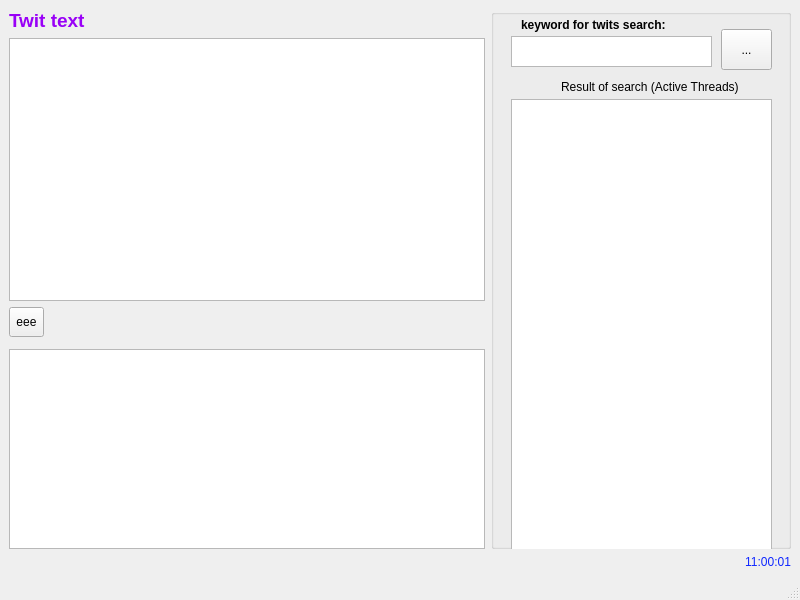
The window that UsefulClicker32/UsefulClicker32/twee_bot/tweebot.ui (Kvazikot/UsefulClicker) describes before a commit, drawn with Qt 5.
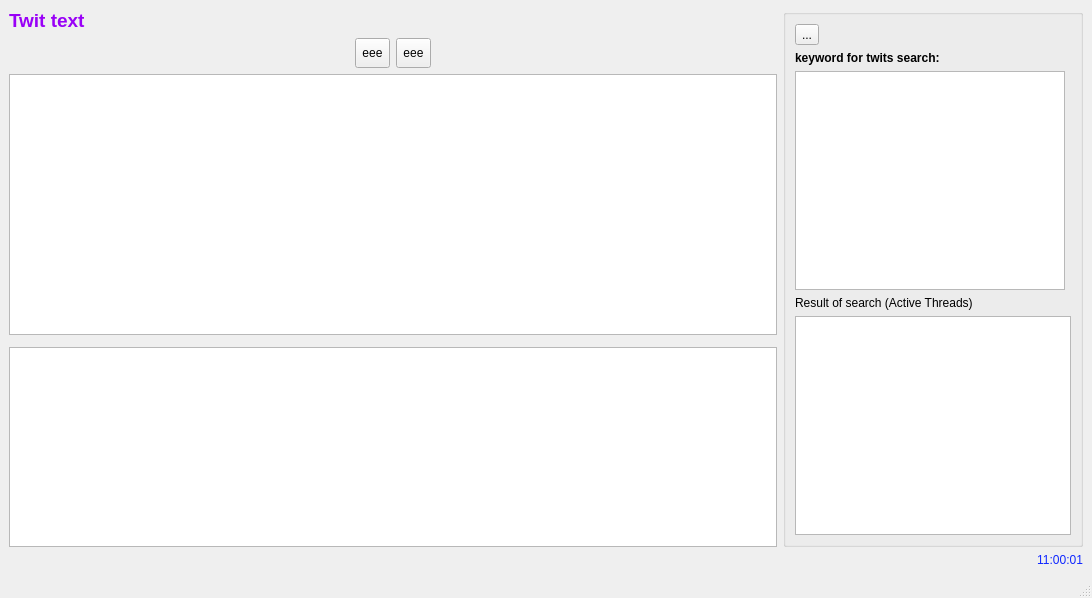
The same window after the commit. Icons and pictures are not drawn.

```diff
--- a/UsefulClicker32/UsefulClicker32/twee_bot/tweebot.ui
+++ b/UsefulClicker32/UsefulClicker32/twee_bot/tweebot.ui
@@ -6,8 +6,8 @@
    <rect>
     <x>0</x>
     <y>0</y>
-    <width>800</width>
-    <height>600</height>
+    <width>1092</width>
+    <height>598</height>
    </rect>
   </property>
   <property name="windowTitle">
@@ -15,14 +15,91 @@
   </property>
   <widget class="QWidget" name="centralwidget">
    <layout class="QGridLayout" name="gridLayout">
-    <item row="1" column="0">
+    <item row="0" column="0" colspan="3">
      <widget class="QLabel" name="label_2">
       <property name="text">
        <string>&lt;html&gt;&lt;head/&gt;&lt;body&gt;&lt;p&gt;&lt;span style=&quot; font-size:14pt; font-weight:600; color:#9900f7;&quot;&gt;Twit text&lt;/span&gt;&lt;/p&gt;&lt;/body&gt;&lt;/html&gt;</string>
       </property>
      </widget>
     </item>
-    <item row="6" column="4">
+    <item row="0" column="4" rowspan="5">
+     <widget class="QGroupBox" name="groupBox">
+      <property name="minimumSize">
+       <size>
+        <width>111</width>
+        <height>0</height>
+       </size>
+      </property>
+      <property name="maximumSize">
+       <size>
+        <width>300</width>
+        <height>16777215</height>
+       </size>
+      </property>
+      <property name="title">
+       <string/>
+      </property>
+      <layout class="QGridLayout" name="gridLayout_2">
+       <item row="1" column="0">
+        <widget class="QLabel" name="label">
+         <property name="text">
+          <string>&lt;html&gt;&lt;head/&gt;&lt;body&gt;&lt;p&gt;&lt;span style=&quot; font-weight:600;&quot;&gt;keyword for twits search:&lt;/span&gt;&lt;/p&gt;&lt;/body&gt;&lt;/html&gt;</string>
+         </property>
+        </widget>
+       </item>
+       <item row="5" column="0" colspan="2">
+        <widget class="QTreeView" name="treeView"/>
+       </item>
+       <item row="2" column="0">
+        <widget class="QPlainTextEdit" name="plainTextEdit_2"/>
+       </item>
+       <item row="4" column="0" colspan="2">
+        <widget class="QLabel" name="label_3">
+         <property name="text">
+          <string>&lt;html&gt;&lt;head/&gt;&lt;body&gt;&lt;p&gt;Result of search (Active Threads)&lt;/p&gt;&lt;/body&gt;&lt;/html&gt;</string>
+         </property>
+        </widget>
+       </item>
+       <item row="0" column="0">
+        <widget class="QToolButton" name="toolButton_2">
+         <property name="text">
+          <string>...</string>
+         </property>
+         <property name="icon">
+          <iconset resource="../res.qrc">
+           <normaloff>:/images/vector-find-icon.jpg</normaloff>:/images/vector-find-icon.jpg</iconset>
+         </property>
+         <property name="iconSize">
+          <size>
+           <width>32</width>
+           <height>32</height>
+          </size>
+         </property>
+        </widget>
+       </item>
+      </layout>
+     </widget>
+    </item>
+    <item row="2" column="0" colspan="4">
+     <widget class="QTextEdit" name="textEdit_2"/>
+    </item>
+    <item row="4" column="0" colspan="4">
+     <widget class="QPlainTextEdit" name="consoleEdit">
+      <property name="minimumSize">
+       <size>
+        <width>0</width>
+        <height>33</height>
+       </size>
+      </property>
+      <property name="maximumSize">
+       <size>
+        <width>16777215</width>
+        <height>200</height>
+       </size>
+      </property>
+     </widget>
+    </item>
+    <item row="5" column="4">
      <widget class="QLabel" name="timerLabel">
       <property name="styleSheet">
        <string notr="true">color: rgb(15, 39, 255);
@@ -36,115 +113,31 @@
       </property>
      </widget>
     </item>
-    <item row="5" column="0">
-     <widget class="QPlainTextEdit" name="consoleEdit">
+    <item row="1" column="1">
+     <widget class="QToolButton" name="getTwits">
       <property name="minimumSize">
        <size>
-        <width>0</width>
-        <height>33</height>
+        <width>30</width>
+        <height>30</height>
        </size>
       </property>
-      <property name="maximumSize">
-       <size>
-        <width>16777215</width>
-        <height>200</height>
-       </size>
+      <property name="text">
+       <string>eee</string>
       </property>
-     </widget>
-    </item>
-    <item row="2" column="0">
-     <widget class="QTextEdit" name="textEdit_2"/>
-    </item>
-    <item row="1" column="4" rowspan="5">
-     <widget class="QGroupBox" name="groupBox">
-      <property name="minimumSize">
-       <size>
-        <width>300</width>
-        <height>0</height>
-       </size>
+      <property name="icon">
+       <iconset>
+        <normaloff>../images/pngegg.png</normaloff>../images/pngegg.png</iconset>
       </property>
-      <property name="maximumSize">
+      <property name="iconSize">
        <size>
-        <width>1000</width>
-        <height>16777215</height>
+        <width>32</width>
+        <height>32</height>
        </size>
       </property>
-      <property name="title">
-       <string/>
-      </property>
-      <widget class="QLabel" name="label">
-       <property name="geometry">
-        <rect>
-         <x>30</x>
-         <y>8</y>
-         <width>161</width>
-         <height>16</height>
-        </rect>
-       </property>
-       <property name="text">
-        <string>&lt;html&gt;&lt;head/&gt;&lt;body&gt;&lt;p&gt;&lt;span style=&quot; font-weight:600;&quot;&gt;keyword for twits search:&lt;/span&gt;&lt;/p&gt;&lt;/body&gt;&lt;/html&gt;</string>
-       </property>
-      </widget>
-      <widget class="QPlainTextEdit" name="plainTextEdit_2">
-       <property name="geometry">
-        <rect>
-         <x>20</x>
-         <y>27</y>
-         <width>201</width>
-         <height>31</height>
-        </rect>
-       </property>
-      </widget>
-      <widget class="QTreeView" name="treeView">
-       <property name="geometry">
-        <rect>
-         <x>20</x>
-         <y>90</y>
-         <width>261</width>
-         <height>511</height>
-        </rect>
-       </property>
-      </widget>
-      <widget class="QToolButton" name="toolButton_2">
-       <property name="geometry">
-        <rect>
-         <x>230</x>
-         <y>20</y>
-         <width>51</width>
-         <height>41</height>
-        </rect>
-       </property>
-       <property name="text">
-        <string>...</string>
-       </property>
-       <property name="icon">
-        <iconset resource="../res.qrc">
-         <normaloff>:/images/vector-find-icon.jpg</normaloff>:/images/vector-find-icon.jpg</iconset>
-       </property>
-       <property name="iconSize">
-        <size>
-         <width>32</width>
-         <height>32</height>
-        </size>
-       </property>
-      </widget>
-      <widget class="QLabel" name="label_3">
-       <property name="geometry">
-        <rect>
-         <x>70</x>
-         <y>70</y>
-         <width>181</width>
-         <height>16</height>
-        </rect>
-       </property>
-       <property name="text">
-        <string>&lt;html&gt;&lt;head/&gt;&lt;body&gt;&lt;p&gt;Result of search (Active Threads)&lt;/p&gt;&lt;/body&gt;&lt;/html&gt;</string>
-       </property>
-      </widget>
      </widget>
     </item>
-    <item row="3" column="0">
-     <widget class="QToolButton" name="toolButton">
+    <item row="1" column="2">
+     <widget class="QToolButton" name="toolButton_3">
       <property name="minimumSize">
        <size>
         <width>30</width>
```
Left out of the diff: 2 changed lines with no effect on the pictures.
